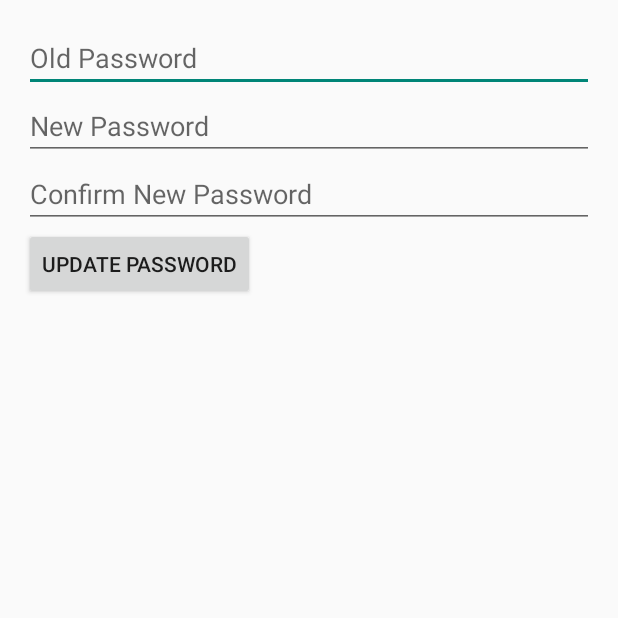
After one commit to ajiwnl/HelpKonnect-Android, an Android app: the ChangePasswordActivity screen opened directly, with no data from a screen before it, on a phone screen of 412 x 824 dp, the top half of it. The commit adds this screen. Run offline under Robolectric (Android 15) with nearby library versions, the phone set to English and light mode, and no system bars; our stand-ins replace Firebase (no records; nobody signed in at launch, a user with empty details on screens opened directly).

Commit message:
change email and password done - need ui fix

```diff
--- /dev/null
+++ b/app/src/main/res/layout/activity_change_password.xml
@@ -0,0 +1,52 @@
+<?xml version="1.0" encoding="utf-8"?>
+<androidx.constraintlayout.widget.ConstraintLayout xmlns:android="http://schemas.android.com/apk/res/android"
+    xmlns:app="http://schemas.android.com/apk/res-auto"
+    xmlns:tools="http://schemas.android.com/tools"
+    android:id="@+id/main"
+    android:layout_width="match_parent"
+    android:layout_height="match_parent"
+    tools:context=".ChangePasswordActivity">
+
+    <!-- activity_change_password.xml -->
+    <LinearLayout
+        xmlns:android="http://schemas.android.com/apk/res/android"
+        android:layout_width="match_parent"
+        android:layout_height="match_parent"
+        android:orientation="vertical"
+        android:padding="16dp">
+
+        <!-- Old Password Input -->
+        <EditText
+            android:id="@+id/edit_text_old_password"
+            android:layout_width="match_parent"
+            android:layout_height="wrap_content"
+            android:hint="Old Password"
+            android:inputType="textPassword" />
+
+        <!-- New Password Input -->
+        <EditText
+            android:id="@+id/edit_text_new_password"
+            android:layout_width="match_parent"
+            android:layout_height="wrap_content"
+            android:hint="New Password"
+            android:inputType="textPassword" />
+
+        <!-- Confirm New Password Input -->
+        <EditText
+            android:id="@+id/edit_text_confirm_password"
+            android:layout_width="match_parent"
+            android:layout_height="wrap_content"
+            android:hint="Confirm New Password"
+            android:inputType="textPassword" />
+
+        <!-- Update Password Button -->
+        <Button
+            android:id="@+id/button_update_password"
+            android:layout_width="wrap_content"
+            android:layout_height="wrap_content"
+            android:text="Update Password" />
+
+    </LinearLayout>
+
+
+</androidx.constraintlayout.widget.ConstraintLayout>
```
Also changed, not shown: app/src/main/AndroidManifest.xml (+4 -5 lines), app/src/main/java/com/helpkonnect/mobileapp/ChangePasswordActivity.java (added, +165 -0 lines), app/src/main/java/com/helpkonnect/mobileapp/UpdateEmailActivity.java (+40 -9 lines), app/src/main/java/com/helpkonnect/mobileapp/UserProfileActivity.java (+12 -1 lines), app/src/main/res/layout/update_cred_loader.xml (added, +36 -0 lines).
